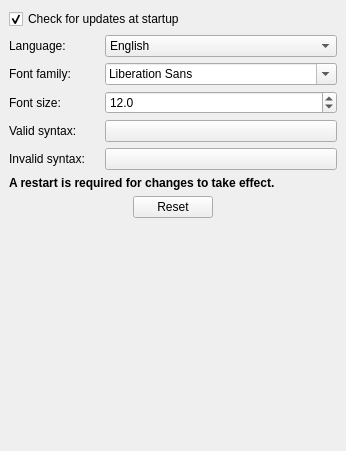
The window that src/Widgets/appsettings.ui (AdelKS/ZeGrapher) describes before a commit, drawn with Qt 5.
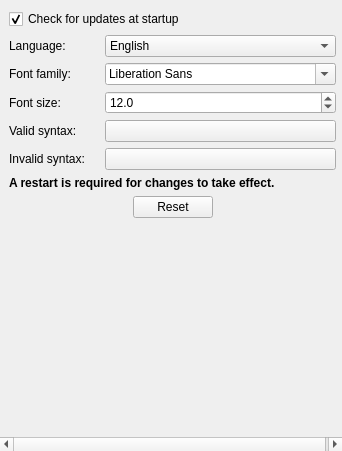
The same window after the commit. Custom widgets are drawn as their Qt base class.

Commit message:
Make axes colors and line width global and not per axis
Use Qt Designer's promote feature to not have to add by hand custom classes
While at it, improve == and != operators by making the compiler write them

What changed in the file:
```diff
--- a/src/Widgets/appsettings.ui
+++ b/src/Widgets/appsettings.ui
@@ -6,7 +6,7 @@
    <rect>
     <x>0</x>
     <y>0</y>
-    <width>346</width>
+    <width>342</width>
     <height>451</height>
    </rect>
   </property>
@@ -48,7 +48,7 @@
        <rect>
         <x>0</x>
         <y>0</y>
-        <width>346</width>
+        <width>342</width>
         <height>451</height>
        </rect>
       </property>
@@ -165,7 +165,7 @@
           <item row="1" column="1">
            <widget class="QFontComboBox" name="appFontFamily">
             <property name="sizePolicy">
-             <sizepolicy hsizetype="Expanding" vsizetype="Fixed">
+             <sizepolicy hsizetype="Expanding" vsizetype="Preferred">
               <horstretch>0</horstretch>
               <verstretch>0</verstretch>
              </sizepolicy>
@@ -186,7 +186,7 @@
              <bool>true</bool>
             </property>
             <property name="sizeAdjustPolicy">
-             <enum>QComboBox::AdjustToContentsOnFirstShow</enum>
+             <enum>QComboBox::AdjustToContents</enum>
             </property>
            </widget>
           </item>
```
The commit also changes 6 other files.
